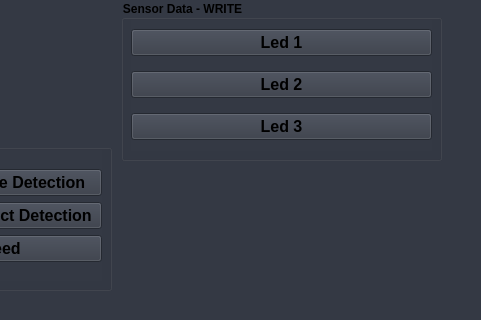
The window that version_two/sensor_camera_gui2.ui (qdilmac/gcs_gui) describes before a commit, drawn with Qt 5; both pictures show x 569 to 1050 and y 400 to 720 of the 1050 by 720 pixel window.
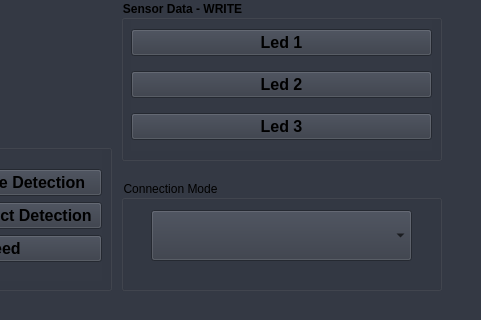
The same window after the commit.

Commit message: updated gui to be able to switch connections

```diff
--- a/version_two/sensor_camera_gui2.ui
+++ b/version_two/sensor_camera_gui2.ui
@@ -584,6 +584,32 @@
      <bool>false</bool>
     </property>
    </widget>
+   <widget class="QGroupBox" name="groupBox_4">
+    <property name="geometry">
+     <rect>
+      <x>690</x>
+      <y>580</y>
+      <width>321</width>
+      <height>111</height>
+     </rect>
+    </property>
+    <property name="title">
+     <string>Connection Mode</string>
+    </property>
+    <widget class="QComboBox" name="connection_modeCB">
+     <property name="geometry">
+      <rect>
+       <x>30</x>
+       <y>30</y>
+       <width>261</width>
+       <height>51</height>
+      </rect>
+     </property>
+     <property name="placeholderText">
+      <string>Select Connection Mode</string>
+     </property>
+    </widget>
+   </widget>
   </widget>
   <widget class="QStatusBar" name="statusbar"/>
  </widget>
```
